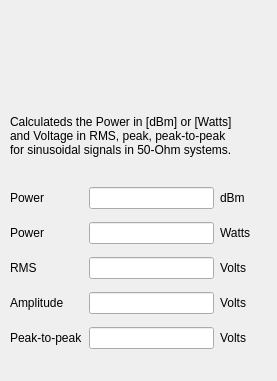
Old version of the form form.ui in the repository vrotem77/dbmconv.
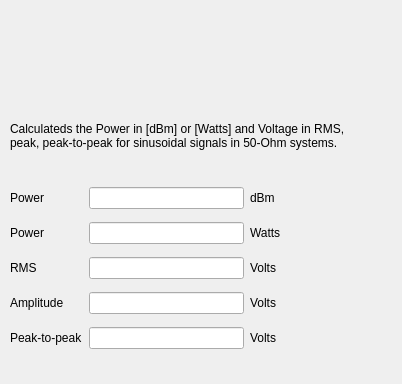
New version of the form. Icons and pictures are not drawn.

The edit to the form file:
```diff
--- a/form.ui
+++ b/form.ui
@@ -6,8 +6,8 @@
    <rect>
     <x>0</x>
     <y>0</y>
-    <width>277</width>
-    <height>381</height>
+    <width>402</width>
+    <height>384</height>
    </rect>
   </property>
   <property name="windowTitle">
@@ -18,7 +18,7 @@
     <rect>
      <x>10</x>
      <y>180</y>
-     <width>241</width>
+     <width>271</width>
      <height>181</height>
     </rect>
    </property>
@@ -131,7 +131,7 @@
     <rect>
      <x>10</x>
      <y>100</y>
-     <width>231</width>
+     <width>341</width>
      <height>71</height>
     </rect>
    </property>
```
